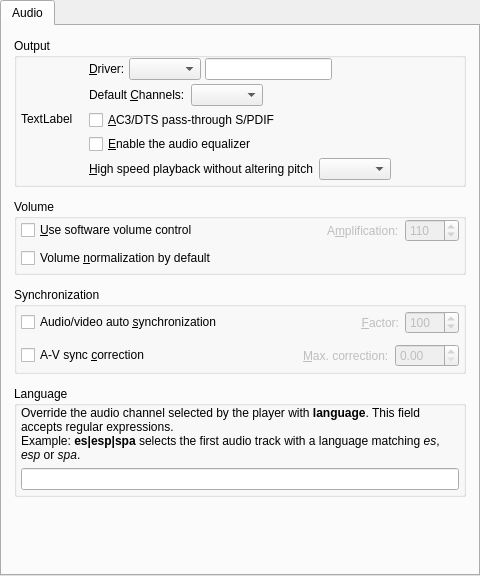
First picture: the form in src/gui/pref/audio.ui, repository wilbert2000/wzplayer, before the edit.
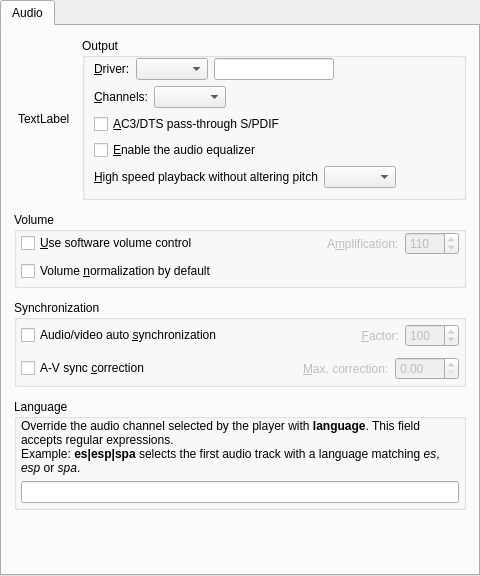
Second picture: the form after the edit. Custom widgets are drawn as their Qt base class.

Commit message: Moved icon outside group

```diff
--- a/src/gui/pref/audio.ui
+++ b/src/gui/pref/audio.ui
@@ -34,6 +34,18 @@
         <number>12</number>
        </property>
        <item>
+        <layout class="QHBoxLayout" name="output_layout">
+         <property name="leftMargin">
+          <number>4</number>
+         </property>
+         <item>
+          <widget class="QLabel" name="icon_label">
+           <property name="text">
+            <string>TextLabel</string>
+           </property>
+          </widget>
+         </item>
+         <item>
         <widget class="QGroupBox" name="output_group">
          <property name="title">
           <string>Output</string>
@@ -41,37 +53,10 @@
          <property name="flat">
           <bool>true</bool>
          </property>
-         <layout class="QHBoxLayout" name="horizontalLayout">
-          <property name="spacing">
-           <number>16</number>
-          </property>
-          <property name="leftMargin">
-           <number>4</number>
-          </property>
+           <layout class="QVBoxLayout" name="verticalLayout_3">
           <property name="topMargin">
            <number>0</number>
           </property>
-          <property name="rightMargin">
-           <number>4</number>
-          </property>
-          <property name="bottomMargin">
-           <number>4</number>
-          </property>
-          <item>
-           <widget class="QLabel" name="icon_label">
-            <property name="text">
-             <string>TextLabel</string>
-            </property>
-           </widget>
-          </item>
-          <item>
-           <layout class="QVBoxLayout" name="verticalLayout_4">
-            <property name="spacing">
-             <number>4</number>
-            </property>
-            <property name="bottomMargin">
-             <number>0</number>
-            </property>
             <item>
              <layout class="QHBoxLayout">
               <item>
@@ -129,7 +114,7 @@
               <item>
                <widget class="QLabel" name="channels_label">
                 <property name="text">
-                 <string>Default &amp;Channels:</string>
+                 <string>&amp;Channels:</string>
                 </property>
                 <property name="buddy">
                  <cstring>channels_combo</cstring>
@@ -215,9 +200,9 @@
              </layout>
             </item>
            </layout>
-          </item>
-         </layout>
-        </widget>
+          </widget>
+         </item>
+        </layout>
        </item>
        <item>
         <widget class="QGroupBox" name="volume_group">
```
Lines whose indentation alone changed are shown as unchanged. The commit also changes 1 other file.
